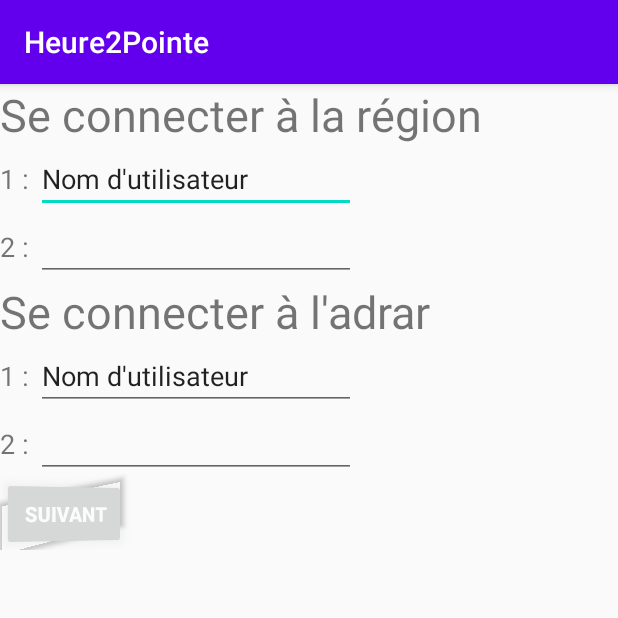
After one commit to weelders/MyJx3-Project, an Android app: the IdRegionActivity screen opened directly, with no data from a screen before it, on a phone screen of 412 x 824 dp, the top half of it. The commit adds this screen. Run offline under Robolectric (Android 15) with nearby library versions, the phone set to English and light mode, and no system bars.

Commit message:
Ajout id_region

```diff
--- a/Heure2Pointe/app/src/main/AndroidManifest.xml
+++ b/Heure2Pointe/app/src/main/AndroidManifest.xml
@@ -11,7 +11,8 @@
         android:roundIcon="@mipmap/ic_launcher_round"
         android:supportsRtl="true"
         android:theme="@style/AppTheme">
-        <activity android:name=".IdActivity"></activity>
+        <activity android:name=".IdAdelActivity"></activity>
+        <activity android:name=".IdRegionActivity" />
         <activity android:name=".LoginActivity">
             <intent-filter>
                 <action android:name="android.intent.action.MAIN" />
@@ -20,4 +21,5 @@
             </intent-filter>
         </activity>
     </application>
+
 </manifest>
--- a/Heure2Pointe/app/src/main/java/com/heure2pointe/IdActivity.kt
+++ b/Heure2Pointe/app/src/main/java/com/heure2pointe/IdAdelActivity.kt
@@ -3,9 +3,9 @@ package com.heure2pointe
 import androidx.appcompat.app.AppCompatActivity
 import android.os.Bundle
 
-class IdActivity : AppCompatActivity() {
+class IdAdelActivity : AppCompatActivity() {
     override fun onCreate(savedInstanceState: Bundle?) {
         super.onCreate(savedInstanceState)
-        setContentView(R.layout.activity_id)
+        setContentView(R.layout.activity_id_adel)
     }
 }
--- /dev/null
+++ b/Heure2Pointe/app/src/main/java/com/heure2pointe/IdRegionActivity.kt
@@ -0,0 +1,11 @@
+package com.heure2pointe
+
+import androidx.appcompat.app.AppCompatActivity
+import android.os.Bundle
+
+class IdRegionActivity : AppCompatActivity() {
+    override fun onCreate(savedInstanceState: Bundle?) {
+        super.onCreate(savedInstanceState)
+        setContentView(R.layout.activity_id_region)
+    }
+}
--- a/Heure2Pointe/app/src/main/res/layout/activity_id.xml
+++ b/Heure2Pointe/app/src/main/res/layout/activity_id_adel.xml
@@ -5,7 +5,7 @@
     android:layout_width="match_parent"
     android:layout_height="wrap_content"
     android:orientation="vertical"
-    tools:context=".IdActivity">
+    tools:context=".IdAdelActivity">
 
     <LinearLayout
         android:layout_width="match_parent"
--- /dev/null
+++ b/Heure2Pointe/app/src/main/res/layout/activity_id_region.xml
@@ -0,0 +1,134 @@
+<?xml version="1.0" encoding="utf-8"?>
+<LinearLayout xmlns:android="http://schemas.android.com/apk/res/android"
+    xmlns:app="http://schemas.android.com/apk/res-auto"
+    xmlns:tools="http://schemas.android.com/tools"
+    android:layout_width="match_parent"
+    android:layout_height="wrap_content"
+    android:orientation="vertical"
+    tools:context=".IdRegionActivity">
+
+    <LinearLayout
+        android:layout_width="match_parent"
+        android:layout_height="match_parent"
+        android:orientation="vertical">
+
+        <TextView
+            android:id="@+id/tw_se_connecter_region"
+            android:layout_width="match_parent"
+            android:layout_height="wrap_content"
+            android:text="Se connecter à la région"
+            android:textSize="30sp" />
+
+        <LinearLayout
+            android:layout_width="wrap_content"
+            android:layout_height="wrap_content"
+            android:orientation="horizontal">
+
+            <TextView
+                android:id="@+id/tw_1region"
+                android:layout_width="wrap_content"
+                android:layout_height="wrap_content"
+                android:layout_weight="1"
+                android:text="1 : "
+                android:textSize="18sp" />
+
+            <EditText
+                android:id="@+id/et_name_region"
+                android:layout_width="match_parent"
+                android:layout_height="wrap_content"
+                android:ems="10"
+                android:inputType="textPersonName"
+                android:text="Nom d'utilisateur" />
+
+        </LinearLayout>
+
+        <LinearLayout
+            android:layout_width="match_parent"
+            android:layout_height="wrap_content"
+            android:orientation="horizontal">
+
+            <TextView
+                android:id="@+id/tw_2region"
+                android:layout_width="wrap_content"
+                android:layout_height="wrap_content"
+                android:text="2 : "
+                android:textSize="18sp" />
+
+            <EditText
+                android:id="@+id/et_pwd_region"
+                android:layout_width="wrap_content"
+                android:layout_height="wrap_content"
+                android:ems="10"
+                android:inputType="textPassword" />
+        </LinearLayout>
+
+    </LinearLayout>
+
+    <LinearLayout
+        android:layout_width="match_parent"
+        android:layout_height="match_parent"
+        android:orientation="vertical">
+
+        <TextView
+            android:id="@+id/tw_se_connecter_adel"
+            android:layout_width="wrap_content"
+            android:layout_height="wrap_content"
+            android:text="Se connecter à l'adrar"
+            android:textSize="30sp" />
+
+        <LinearLayout
+            android:layout_width="match_parent"
+            android:layout_height="match_parent"
+            android:orientation="horizontal">
+
+            <TextView
+                android:id="@+id/tw_1adel"
+                android:layout_width="wrap_content"
+                android:layout_height="wrap_content"
+                android:text="1 : "
+                android:textSize="18sp" />
+
+            <EditText
+                android:id="@+id/et_name_adel"
+                android:layout_width="wrap_content"
+                android:layout_height="wrap_content"
+                android:ems="10"
+                android:inputType="textPersonName"
+                android:text="Nom d'utilisateur" />
+        </LinearLayout>
+
+        <LinearLayout
+            android:layout_width="match_parent"
+            android:layout_height="match_parent"
+            android:orientation="horizontal">
+
+            <TextView
+                android:id="@+id/tw_2adel"
+                android:layout_width="wrap_content"
+                android:layout_height="wrap_content"
+                android:text="2 : "
+                android:textSize="18sp" />
+
+            <EditText
+                android:id="@+id/et_pwd_adel"
+                android:layout_width="wrap_content"
+                android:layout_height="wrap_content"
+                android:ems="10"
+                android:inputType="textPassword" />
+
+        </LinearLayout>
+
+
+    </LinearLayout>
+
+    <Button
+        android:id="@+id/bt_next"
+        android:layout_width="wrap_content"
+        android:layout_height="wrap_content"
+        android:rotationY="21"
+        android:shadowColor="#2196F3"
+        android:text="Suivant"
+        android:textAlignment="center"
+        android:textColor="#FBFBFB"
+        android:textStyle="bold" />
+</LinearLayout>
```
